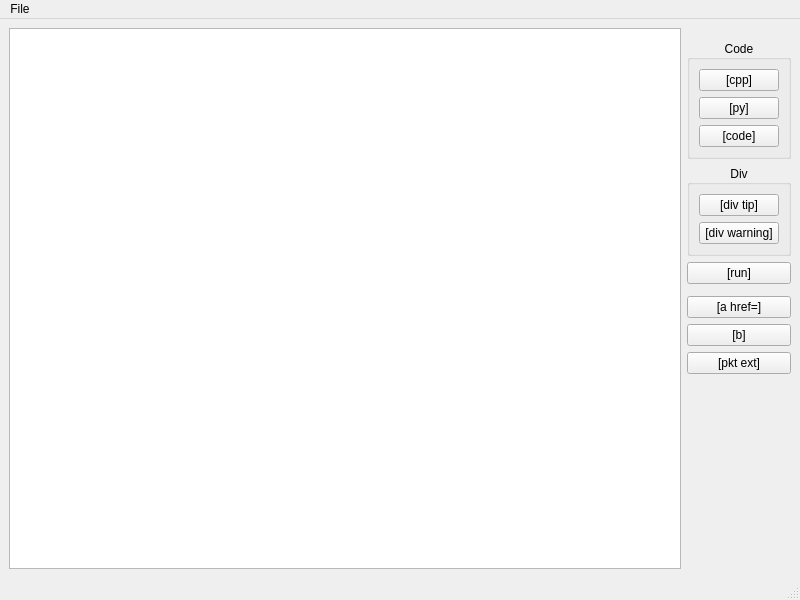
baziorek/STC_editor, file mainwindow.ui: the form before one commit.
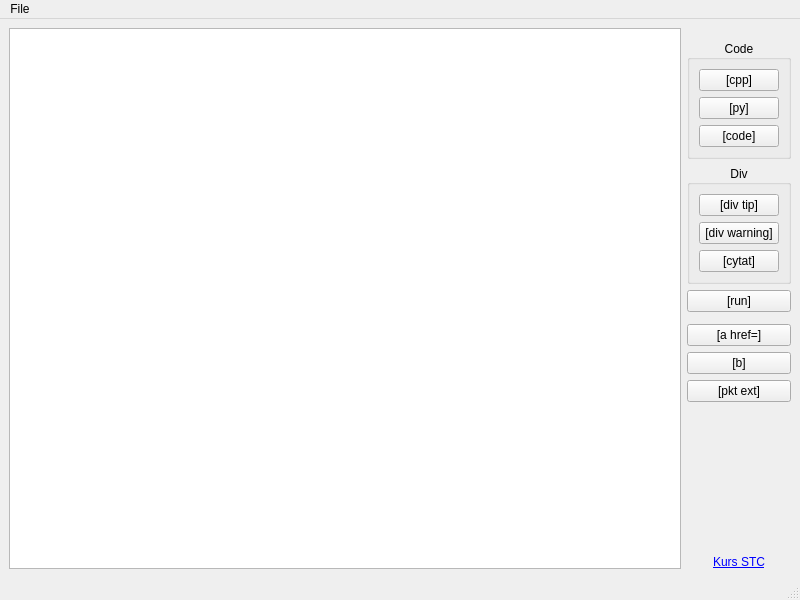
The form after the commit.

Commit message: Added: 1. quote button 2. Link to course of STC language 3. Upgraded C++ standard to C++20

Diff of the .ui file:
```diff
--- a/mainwindow.ui
+++ b/mainwindow.ui
@@ -91,6 +91,13 @@
          </property>
         </widget>
        </item>
+       <item>
+        <widget class="QPushButton" name="button_cytat">
+         <property name="text">
+          <string>[cytat]</string>
+         </property>
+        </widget>
+       </item>
       </layout>
      </widget>
     </item>
@@ -130,6 +137,28 @@
       </layout>
      </widget>
     </item>
+    <item row="10" column="1">
+     <widget class="QLabel" name="label">
+      <property name="text">
+       <string extracomment="link do kursu">&lt;a href=&quot;https://cpp0x.pl/kursy/Kurs-STC/169&quot;&gt;Kurs STC&lt;/a&gt;</string>
+      </property>
+      <property name="textFormat">
+       <enum>Qt::RichText</enum>
+      </property>
+      <property name="alignment">
+       <set>Qt::AlignCenter</set>
+      </property>
+      <property name="wordWrap">
+       <bool>true</bool>
+      </property>
+      <property name="openExternalLinks">
+       <bool>true</bool>
+      </property>
+      <property name="textInteractionFlags">
+       <set>Qt::TextBrowserInteraction</set>
+      </property>
+     </widget>
+    </item>
    </layout>
   </widget>
   <widget class="QMenuBar" name="menubar">
```
Left out of the diff: 3 changed lines with no effect on the pictures. The commit also changes 3 other files.
